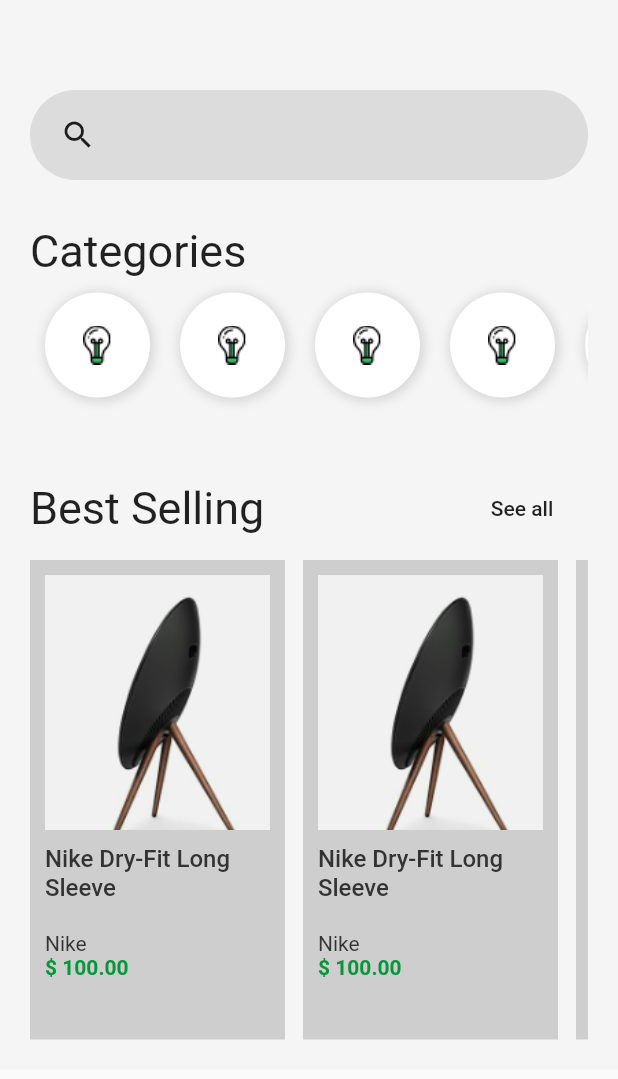
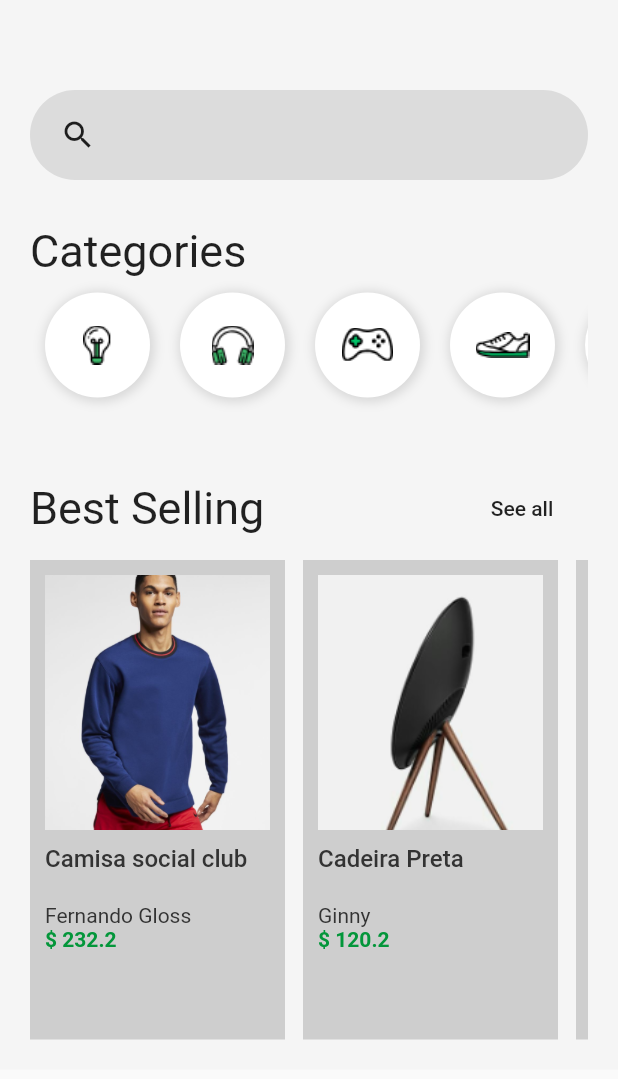
Before and after one commit to Senhordim/shopfy, a Flutter app: the screen it shows after launch, item 3 of the bottom bar chosen, after a tap on "OK", on a phone screen of 412 x 824 dp. Shown: the top 1079 px of the screen. Run offline on Flutter 3.47's test engine with Material 2 defaults, Android fonts, the phone set to English and light mode, and no system bars.

Commit message:
separeted in widgets

```diff
--- a/lib/pages/home.page.dart
+++ b/lib/pages/home.page.dart
@@ -1,5 +1,8 @@
 import 'package:flutter/material.dart';
-import 'package:shopfy/pages/product.page.dart';
+import 'package:shopfy/widgets/category/category_list.dart';
+import 'package:shopfy/widgets/product/product_card.dart';
+import 'package:shopfy/widgets/product/product_list.dart';
+import 'package:shopfy/widgets/search_box.dart';
 
 class HomePage extends StatelessWidget {
   @override
@@ -17,7 +20,7 @@ class HomePage extends StatelessWidget {
                 SizedBox(
                   height: 40,
                 ),
-                search(),
+                SearchBox(),
                 SizedBox(
                   height: 30,
                 ),
@@ -25,7 +28,7 @@ class HomePage extends StatelessWidget {
                   "Categories",
                   style: TextStyle(fontSize: 30),
                 ),
-                categoryList(),
+                CategoryList(),
                 SizedBox(
                   height: 40,
                 ),
@@ -47,7 +50,7 @@ class HomePage extends StatelessWidget {
                 ),
                 Container(
                   height: 320,
-                  child: productList(context),
+                  child: ProductList(),
                 ),
               ],
             )),
@@ -55,139 +58,3 @@ class HomePage extends StatelessWidget {
     );
   }
 }
-
-Widget search() {
-  return Container(
-    padding: EdgeInsets.only(left: 20),
-    width: double.infinity,
-    decoration: BoxDecoration(
-      color: Colors.black.withOpacity(0.1),
-      borderRadius: BorderRadius.all(Radius.circular(30)),
-    ),
-    height: 60,
-    child: Row(
-      children: <Widget>[
-        Icon(Icons.search),
-        Container(
-          width: 276,
-          padding: EdgeInsets.only(left: 10),
-          child: TextFormField(
-            keyboardType: TextInputType.text,
-            decoration: InputDecoration(
-              border: InputBorder.none,
-            ),
-            style: TextStyle(
-              fontSize: 20,
-              color: Colors.blue,
-            ),
-          ),
-        )
-      ],
-    ),
-  );
-}
-
-Widget categoryList() {
-  return Container(
-    height: 90,
-    child: ListView(
-      scrollDirection: Axis.horizontal,
-      children: <Widget>[
-        categoryitem(),
-        categoryitem(),
-        categoryitem(),
-        categoryitem(),
-        categoryitem(),
-        categoryitem()
-      ],
-    ),
-  );
-}
-
-Widget categoryitem() {
-  return Container(
-    width: 70,
-    height: 70,
-    margin: EdgeInsets.all(10),
-    padding: EdgeInsets.all(10),
-    decoration: BoxDecoration(
-        color: Colors.white,
-        boxShadow: [
-          BoxShadow(
-            color: Colors.black12,
-            offset: Offset(1, 1),
-            blurRadius: 5,
-            spreadRadius: 2,
-          )
-        ],
-        borderRadius: BorderRadius.all(Radius.circular(64))),
-    child: Image.asset("assets/images/Icon_Devices.png"),
-  );
-}
-
-Widget productList(BuildContext context) {
-  return ListView(
-    scrollDirection: Axis.horizontal,
-    children: <Widget>[
-      productCard(context),
-      productCard(context),
-      productCard(context),
-    ],
-  );
-}
-
-Widget productCard(BuildContext context) {
-  return Container(
-    width: 170,
-    padding: EdgeInsets.all(10),
-    margin: EdgeInsets.only(right: 12),
-    color: Color(0xffCECECE),
-    alignment: Alignment.center,
-    child: Column(
-      mainAxisAlignment: MainAxisAlignment.start,
-      crossAxisAlignment: CrossAxisAlignment.start,
-      children: <Widget>[
-        GestureDetector(
-          onTap: () {
-            Navigator.push(
-                context,
-                MaterialPageRoute(
-                    builder: (BuildContext context) => ProductoPage()));
-          },
-          child: Container(
-            child: Image.asset(
-              "assets/images/product-1.png",
-              width: 170,
-              height: 170,
-              fit: BoxFit.cover,
-            ),
-          ),
-        ),
-        SizedBox(
-          height: 10,
-        ),
-        Text(
-          "Nike Dry-Fit Long Sleeve",
-          style: TextStyle(
-              fontSize: 16,
-              color: Color(0xff333333),
-              fontWeight: FontWeight.w500),
-        ),
-        SizedBox(
-          height: 20,
-        ),
-        Text(
-          "Nike",
-          style: TextStyle(fontSize: 14, color: Color(0xff333333)),
-        ),
-        Text(
-          "\$ 100.00",
-          style: TextStyle(
-              fontSize: 14,
-              color: Color(0xff03963a),
-              fontWeight: FontWeight.w700),
-        ),
-      ],
-    ),
-  );
-}
--- a/lib/pages/product.page.dart
+++ b/lib/pages/product.page.dart
@@ -1,6 +1,19 @@
 import 'package:flutter/material.dart';
 
 class ProductoPage extends StatelessWidget {
+  final String image;
+  final String title;
+  final String description;
+  final String brand;
+  final double price;
+
+  ProductoPage(
+      {@required this.image,
+      @required this.title,
+      @required this.description,
+      @required this.brand,
+      @required this.price});
+
   @override
   Widget build(BuildContext context) {
     return Scaffold(
@@ -15,7 +28,7 @@ class ProductoPage extends StatelessWidget {
                 pinned: true,
                 flexibleSpace: FlexibleSpaceBar(
                   centerTitle: true,
-                  background: Image.asset("assets/images/product-10.png",
+                  background: Image.asset(image,
                       width: double.infinity, fit: BoxFit.fitWidth),
                 ),
               )
@@ -25,16 +38,16 @@ class ProductoPage extends StatelessWidget {
             children: <Widget>[
               Padding(
                   padding: EdgeInsets.only(top: 10, left: 10, right: 10),
-                  child: Text("Dry Fit Long Sleev",
+                  child: Text(title,
                       style: TextStyle(
                           fontSize: 26, fontWeight: FontWeight.bold))),
               Padding(
                 padding: EdgeInsets.all(10),
-                child: Text("by Nike"),
+                child: Text(brand),
               ),
               Padding(
                   padding: EdgeInsets.all(10),
-                  child: Text("Dry Fit Long Sleev",
+                  child: Text(description,
                       style: TextStyle(fontWeight: FontWeight.bold))),
             ],
           )),
--- a/lib/pages/tabs.page.dart
+++ b/lib/pages/tabs.page.dart
@@ -24,7 +24,6 @@ class TabsPage extends StatelessWidget {
         unselectedLabelColor: Colors.black38,
         indicatorSize: TabBarIndicatorSize.label,
         indicatorPadding: EdgeInsets.all(5),
-        indicatorColor: ,
       ),
     );
   }
--- /dev/null
+++ b/lib/widgets/category/category_item.dart
@@ -0,0 +1,29 @@
+import 'package:flutter/material.dart';
+
+class CategoryItem extends StatelessWidget {
+  final Image image;
+
+  CategoryItem({@required this.image});
+
+  @override
+  Widget build(BuildContext context) {
+    return Container(
+      width: 70,
+      height: 70,
+      margin: EdgeInsets.all(10),
+      padding: EdgeInsets.all(10),
+      decoration: BoxDecoration(
+          color: Colors.white,
+          boxShadow: [
+            BoxShadow(
+              color: Colors.black12,
+              offset: Offset(1, 1),
+              blurRadius: 5,
+              spreadRadius: 2,
+            )
+          ],
+          borderRadius: BorderRadius.all(Radius.circular(64))),
+      child: image,
+    );
+  }
+}
--- /dev/null
+++ b/lib/widgets/category/category_list.dart
@@ -0,0 +1,31 @@
+import 'package:flutter/material.dart';
+import 'package:shopfy/widgets/category/category_item.dart';
+
+class CategoryList extends StatelessWidget {
+  @override
+  Widget build(BuildContext context) {
+    return Container(
+      height: 90,
+      child: ListView(
+        scrollDirection: Axis.horizontal,
+        children: <Widget>[
+          CategoryItem(
+            image: Image.asset("assets/images/Icon_Devices.png"),
+          ),
+          CategoryItem(
+            image: Image.asset("assets/images/Icon_Gadgets.png"),
+          ),
+          CategoryItem(
+            image: Image.asset("assets/images/Icon_Gaming.png"),
+          ),
+          CategoryItem(
+            image: Image.asset("assets/images/Icon_Mens_Shoe.png"),
+          ),
+          CategoryItem(
+            image: Image.asset("assets/images/Icon_Womens_Shoe.png"),
+          ),
+        ],
+      ),
+    );
+  }
+}
--- /dev/null
+++ b/lib/widgets/product/product_card.dart
@@ -0,0 +1,80 @@
+import 'package:flutter/material.dart';
+import 'package:shopfy/pages/product.page.dart';
+
+class ProductCard extends StatelessWidget {
+  final String image;
+  final String name;
+  final String description;
+  final String brand;
+  final double price;
+
+  ProductCard(
+      {@required this.image,
+      @required this.name,
+      @required this.brand,
+      @required this.price,
+      @required this.description});
+
+  @override
+  Widget build(BuildContext context) {
+    return Container(
+      width: 170,
+      padding: EdgeInsets.all(10),
+      margin: EdgeInsets.only(right: 12),
+      color: Color(0xffCECECE),
+      alignment: Alignment.center,
+      child: Column(
+        mainAxisAlignment: MainAxisAlignment.start,
+        crossAxisAlignment: CrossAxisAlignment.start,
+        children: <Widget>[
+          GestureDetector(
+            onTap: () {
+              Navigator.push(
+                  context,
+                  MaterialPageRoute(
+                      builder: (BuildContext context) => ProductoPage(
+                            image: image,
+                            title: name,
+                            brand: brand,
+                            description: "fdfdffdd",
+                            price: price,
+                          )));
+            },
+            child: Container(
+              child: Image.asset(
+                image,
+                width: 170,
+                height: 170,
+                fit: BoxFit.cover,
+              ),
+            ),
+          ),
+          SizedBox(
+            height: 10,
+          ),
+          Text(
+            name,
+            style: TextStyle(
+                fontSize: 16,
+                color: Color(0xff333333),
+                fontWeight: FontWeight.w500),
+          ),
+          SizedBox(
+            height: 20,
+          ),
+          Text(
+            brand,
+            style: TextStyle(fontSize: 14, color: Color(0xff333333)),
+          ),
+          Text(
+            "\$ $price",
+            style: TextStyle(
+                fontSize: 14,
+                color: Color(0xff03963a),
+                fontWeight: FontWeight.w700),
+          ),
+        ],
+      ),
+    );
+  }
+}
--- /dev/null
+++ b/lib/widgets/product/product_list.dart
@@ -0,0 +1,31 @@
+import 'package:flutter/material.dart';
+import 'package:shopfy/widgets/product/product_card.dart';
+
+class ProductList extends StatelessWidget {
+  @override
+  Widget build(BuildContext context) {
+    return ListView(
+      scrollDirection: Axis.horizontal,
+      children: <Widget>[
+        ProductCard(
+          image: "assets/images/product-10.png",
+          name: "Camisa social club",
+          brand: "Fernando Gloss",
+          price: 232.2,
+        ),
+        ProductCard(
+          image: "assets/images/product-1.png",
+          name: "Cadeira Preta",
+          brand: "Ginny",
+          price: 120.2,
+        ),
+        ProductCard(
+          image: "assets/images/product-4.png",
+          name: "Carteira Slim",
+          brand: "Cuty",
+          price: 88.32,
+        ),
+      ],
+    );
+  }
+}
--- /dev/null
+++ b/lib/widgets/search_box.dart
@@ -0,0 +1,35 @@
+import 'package:flutter/material.dart';
+
+class SearchBox extends StatelessWidget {
+  @override
+  Widget build(BuildContext context) {
+    return Container(
+      padding: EdgeInsets.only(left: 20),
+      width: double.infinity,
+      decoration: BoxDecoration(
+        color: Colors.black.withOpacity(0.1),
+        borderRadius: BorderRadius.all(Radius.circular(30)),
+      ),
+      height: 60,
+      child: Row(
+        children: <Widget>[
+          Icon(Icons.search),
+          Container(
+            width: 276,
+            padding: EdgeInsets.only(left: 10),
+            child: TextFormField(
+              keyboardType: TextInputType.text,
+              decoration: InputDecoration(
+                border: InputBorder.none,
+              ),
+              style: TextStyle(
+                fontSize: 20,
+                color: Colors.blue,
+              ),
+            ),
+          )
+        ],
+      ),
+    );
+  }
+}
```
